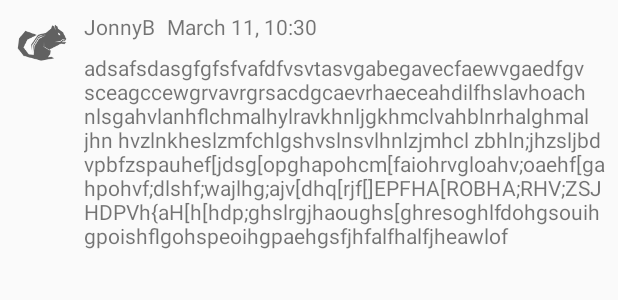
After one commit to Googa92/Smack, an Android app: the layout message_list_view.xml on its own in the app's theme, with its tools: preview values and no code run, on a phone screen of 412 x 824 dp. The commit adds this screen. Shown: the top 300 px of the screen. Run offline under Robolectric (Android 15) with nearby library versions, the phone set to English and light mode, and no system bars.

Commit message:
FINALLY 93 full!!!!!!

```diff
--- a/app/src/main/java/com/example/yahor/smack/Model/Message.kt
+++ b/app/src/main/java/com/example/yahor/smack/Model/Message.kt
@@ -1,5 +1,5 @@
 package com.example.yahor.smack.Model
 
-class Message constructor( val message: String, val userName:String, val channelId: String,
-                           val userAvatar:String, val userAvaratColor: String,
-                           val id: String, val timeStamp: String)
+class Message constructor(val message: String, val userName:String, val channelId: String,
+                          val userAvatar:String, val userAvatarColor: String,
+                          val id: String, val timeStamp: String)
--- /dev/null
+++ b/app/src/main/res/layout/message_list_view.xml
@@ -0,0 +1,51 @@
+<?xml version="1.0" encoding="utf-8"?>
+<android.support.constraint.ConstraintLayout xmlns:android="http://schemas.android.com/apk/res/android"
+    xmlns:app="http://schemas.android.com/apk/res-auto"
+    xmlns:tools="http://schemas.android.com/tools"
+    android:layout_width="match_parent"
+    android:layout_height="wrap_content">
+
+    <ImageView
+        android:id="@+id/messageUserImg"
+        android:layout_width="40dp"
+        android:layout_height="40dp"
+        android:layout_marginStart="8dp"
+        android:layout_marginTop="8dp"
+        app:layout_constraintStart_toStartOf="parent"
+        app:layout_constraintTop_toTopOf="parent"
+        tools:srcCompat="@drawable/dark19" />
+
+    <TextView
+        android:id="@+id/messageUserNameLbl"
+        android:layout_width="wrap_content"
+        android:layout_height="wrap_content"
+        android:layout_marginStart="8dp"
+        android:layout_marginTop="8dp"
+        app:layout_constraintStart_toEndOf="@+id/messageUserImg"
+        app:layout_constraintTop_toTopOf="parent"
+        tools:text="JonnyB" />
+
+    <TextView
+        android:id="@+id/timeStampLbl"
+        android:layout_width="wrap_content"
+        android:layout_height="wrap_content"
+        android:layout_marginStart="8dp"
+        android:layout_marginTop="8dp"
+        app:layout_constraintStart_toEndOf="@+id/messageUserNameLbl"
+        app:layout_constraintTop_toTopOf="parent"
+        tools:text="March 11, 10:30" />
+
+    <TextView
+        android:id="@+id/messageBodyLbl"
+        android:layout_width="0dp"
+        android:layout_height="wrap_content"
+        android:layout_marginStart="8dp"
+        android:layout_marginTop="8dp"
+        android:layout_marginEnd="8dp"
+        android:layout_marginBottom="8dp"
+        app:layout_constraintBottom_toBottomOf="parent"
+        app:layout_constraintEnd_toEndOf="parent"
+        app:layout_constraintStart_toEndOf="@+id/messageUserImg"
+        app:layout_constraintTop_toBottomOf="@+id/timeStampLbl"
+        tools:text="adsafsdasgfgfsfvafdfvsvtasvgabegavecfaewvgaedfgvsceagccewgrvavrgrsacdgcaevrhaeceahdilfhslavhoach nlsgahvlanhflchmalhylravkhnljgkhmclvahblnrhalghmal jhn hvzlnkheslzmfchlgshvslnsvlhnlzjmhcl zbhln;jhzsljbdvpbfzspauhef[jdsg[opghapohcm[faiohrvgloahv;oaehf[gahpohvf;dlshf;wajlhg;ajv[dhq[rjf[]EPFHA[ROBHA;RHV;ZSJHDPVh{aH[h[hdp;ghslrgjhaoughs[ghresoghlfdohgsouihgpoishflgohspeoihgpaehgsfjhfalfhalfjheawlof" />
+</android.support.constraint.ConstraintLayout>
```
Also changed, not shown: app/src/main/java/com/example/yahor/smack/Adapters/MessageAdapter.kt (added, +44 -0 lines), app/src/main/java/com/example/yahor/smack/Controller/MainActivity.kt (+19 -5 lines), app/src/main/res/layout/content_main.xml (+4 -6 lines).
